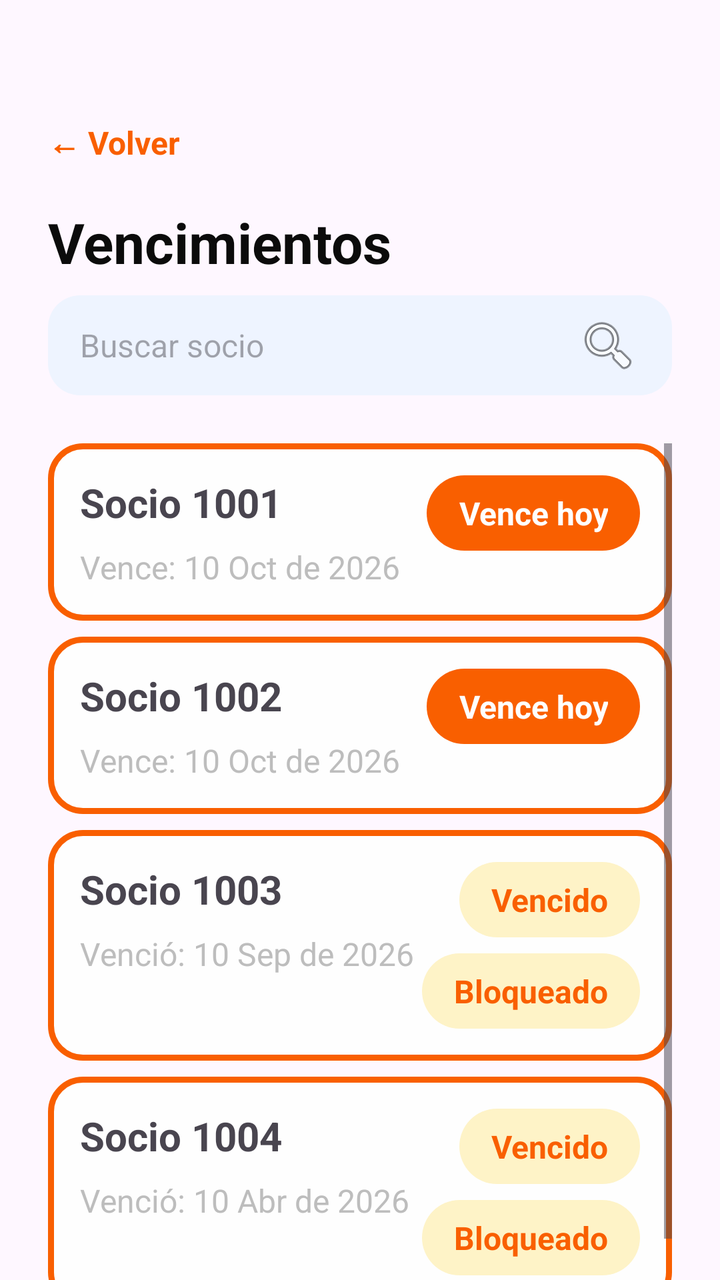
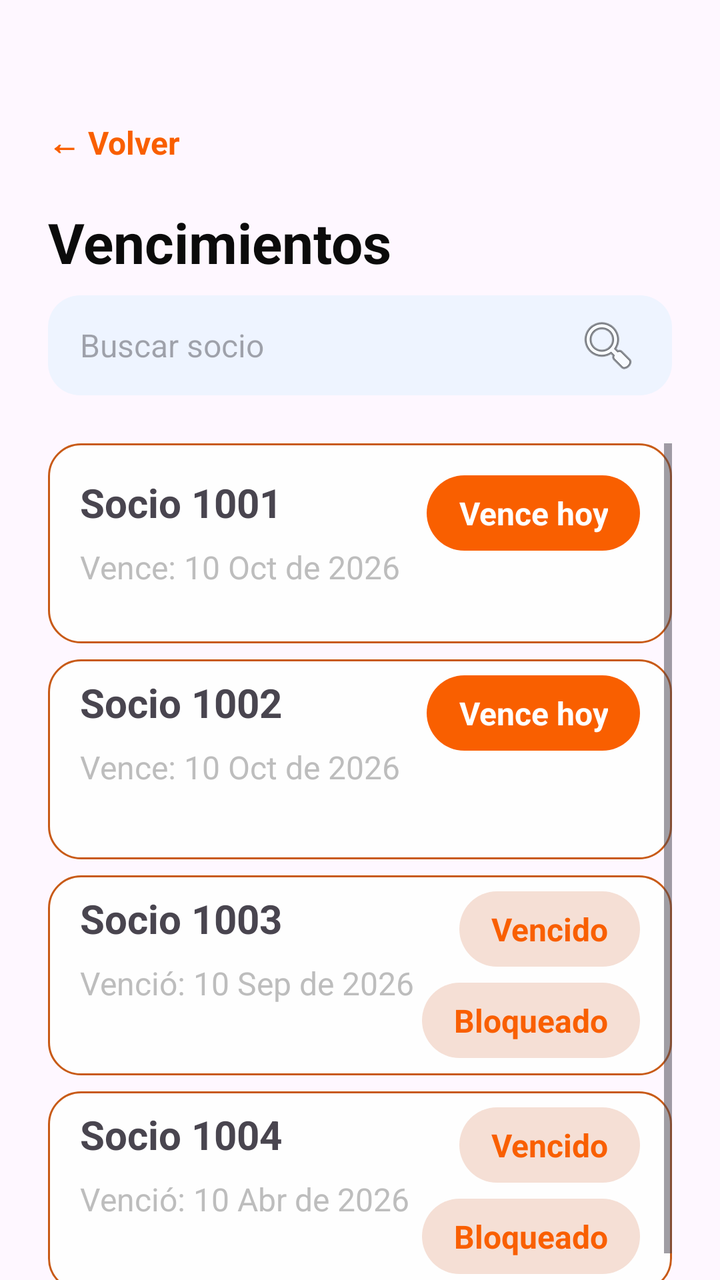

Two renders of the same Android screen: before a commit and after it. Below are the layout's source before the change and the commit's diff.
<!-- AndroidManifest.xml: application theme Theme.ClubFocus -->
<!-- res/layout/activity_vencimientos.xml -->
<?xml version="1.0" encoding="utf-8"?>
<LinearLayout
    xmlns:android="http://schemas.android.com/apk/res/android"
    android:layout_width="match_parent"
    android:layout_height="match_parent"
    android:orientation="vertical"
    android:paddingHorizontal="24dp"
    android:paddingTop="60dp">

    <TextView
        android:id="@+id/txtVolver"
        android:layout_width="wrap_content"
        android:layout_height="wrap_content"
        android:text="@string/btn_volver"
        android:textColor="@color/primary"
        android:textSize="16sp"
        android:textStyle="bold"
        android:layout_marginBottom="20dp"/>

    <TextView
        android:layout_width="wrap_content"
        android:layout_height="wrap_content"
        android:text="Vencimientos"
        android:textColor="@color/black"
        android:textSize="28sp"
        android:textStyle="bold"
        android:layout_marginBottom="8dp"/>

    <EditText
        android:id="@+id/etBuscador"
        style="@style/InputSearch"
        android:hint="Buscar socio"
        android:inputType="number"
        android:imeOptions="actionSearch"
        android:layout_marginBottom="24dp"
        />
    <ScrollView
        android:layout_width="match_parent"
        android:layout_height="0dp"
        android:layout_weight="1">

        <LinearLayout
            android:layout_width="match_parent"
            android:layout_height="wrap_content"
            android:orientation="vertical">

            <LinearLayout
                android:layout_width="match_parent"
                android:layout_height="wrap_content"
                android:orientation="horizontal"
                android:background="@drawable/bg_borde_card"
                android:padding="16dp"
                android:layout_marginBottom="8dp">

                <LinearLayout
                    android:layout_width="wrap_content"
                    android:layout_height="wrap_content"
                    android:orientation="vertical">

                    <TextView
                        android:id="@+id/txtNombreyNumSocio"
                        android:layout_width="wrap_content"
                        android:layout_height="wrap_content"
                        android:text="Socio 1001"
                        android:textStyle="bold"
                        android:textSize="20sp"
                        android:layout_marginBottom="8dp"/>

                    <TextView
                        android:layout_width="wrap_content"
                        android:layout_height="wrap_content"
                        android:text="Vence: 10 Oct de 2026"
                        android:textColor="@color/disabled"
                        android:id="@+id/txtFechaVenc"
                        android:textSize="16sp"/>


                </LinearLayout>

                <Space
                    android:layout_width="0dp"
                    android:layout_height="1dp"
                    android:layout_weight="1" />

                <TextView
                    android:layout_width="wrap_content"
                    android:layout_height="wrap_content"
                    style="@style/labelPrimary"
                    android:text="Vence hoy"
                    android:textColor="@color/white"
                    android:textSize="16sp" />

            </LinearLayout>

            <LinearLayout
                android:layout_width="match_parent"
                android:layout_height="wrap_content"
                android:orientation="horizontal"
                android:background="@drawable/bg_borde_card"
                android:padding="16dp"
                android:layout_marginBottom="8dp">
                <LinearLayout
                    android:layout_width="wrap_content"
                    android:layout_height="wrap_content"
                    android:orientation="vertical">

                    <TextView
                        android:layout_width="wrap_content"
                        android:layout_height="wrap_content"
                        android:text="Socio 1002"
                        android:textStyle="bold"
                        android:textSize="20sp"
                        android:layout_marginBottom="8dp"/>

                    <TextView
                        android:layout_width="wrap_content"
                        android:layout_height="wrap_content"
                        android:text="Vence: 10 Oct de 2026"
                        android:textColor="@color/disabled"
                        android:textSize="16sp"/>


                </LinearLayout>

                <Space
                    android:layout_width="0dp"
                    android:layout_height="1dp"
                    android:layout_weight="1" />

                <TextView
                    android:layout_width="wrap_content"
                    android:layout_height="wrap_content"
                    style="@style/labelPrimary"
                    android:text="Vence hoy"
                    android:textColor="@color/white"
                    android:textSize="16sp" />

            </LinearLayout>

            <LinearLayout
                android:layout_width="match_parent"
                android:layout_height="wrap_content"
                android:orientation="horizontal"
                android:background="@drawable/bg_borde_card"
                android:padding="16dp"
                android:layout_marginBottom="8dp">

                <LinearLayout
                    android:layout_width="wrap_content"
                    android:layout_height="wrap_content"
                    android:orientation="vertical">

                    <TextView
                        android:layout_width="wrap_content"
                        android:layout_height="wrap_content"
                        android:text="Socio 1003"
                        android:textStyle="bold"
                        android:textSize="20sp"
                        android:layout_marginBottom="8dp"/>

                    <TextView
                        android:layout_width="wrap_content"
                        android:layout_height="wrap_content"
                        android:text="Venció: 10 Sep de 2026"
                        android:textColor="@color/disabled"
                        android:textSize="16sp"/>


                </LinearLayout>

                <Space
                    android:layout_width="0dp"
                    android:layout_height="1dp"
                    android:layout_weight="1" />

                <LinearLayout
                    android:layout_width="wrap_content"
                    android:layout_height="wrap_content"
                    android:orientation="vertical"
                    android:gravity="right">
                    <TextView
                        android:layout_width="wrap_content"
                        android:layout_height="wrap_content"
                        style="@style/labelWarning"
                        android:text="Vencido"
                        android:textColor="@color/primary"
                        android:textSize="16sp"
                        android:layout_marginBottom="8dp"/>

                    <TextView
                        android:layout_width="wrap_content"
                        android:layout_height="wrap_content"
                        style="@style/labelWarning"
                        android:text="Bloqueado"
                        android:textColor="@color/primary"
                        android:textSize="16sp" />
                </LinearLayout>


            </LinearLayout>

            <LinearLayout
        android:layout_width="match_parent"
        android:layout_height="wrap_content"
        android:orientation="horizontal"
        android:background="@drawable/bg_borde_card"
        android:padding="16dp"
        android:layout_marginBottom="8dp">

        <LinearLayout
            android:layout_width="wrap_content"
            android:layout_height="wrap_content"
            android:orientation="vertical">

            <TextView
                android:layout_width="wrap_content"
                android:layout_height="wrap_content"
                android:text="Socio 1004"
                android:textStyle="bold"
                android:textSize="20sp"
                android:layout_marginBottom="8dp"/>

            <TextView
                android:layout_width="wrap_content"
                android:layout_height="wrap_content"
                android:text="Venció: 10 Abr de 2026"
                android:textColor="@color/disabled"
                android:textSize="16sp"/>


        </LinearLayout>

        <Space
            android:layout_width="0dp"
            android:layout_height="1dp"
            android:layout_weight="1" />

        <LinearLayout
            android:layout_width="wrap_content"
            android:layout_height="wrap_content"
            android:orientation="vertical"
            android:gravity="right">
            <TextView
                android:layout_width="wrap_content"
                android:layout_height="wrap_content"
                style="@style/labelWarning"
                android:text="Vencido"
                android:textColor="@color/primary"
                android:textSize="16sp"
                android:layout_marginBottom="8dp"/>

            <TextView
                android:layout_width="wrap_content"
                android:layout_height="wrap_content"
                style="@style/labelWarning"
                android:text="Bloqueado"
                android:textColor="@color/primary"
                android:textSize="16sp" />
        </LinearLayout>


    </LinearLayout>

        </LinearLayout>

    </ScrollView>





</LinearLayout>
<!-- resources referenced by this layout -->
<resources>
  <color name="black">#0B0B0B</color>
  <color name="disabled">#BDBDBD</color>
  <color name="primary">#f95f00</color>
  <color name="white">#FEFEFE</color>
  <!-- drawable bg_borde_card (drawable) -->
  <?xml version="1.0" encoding="utf-8"?>
  <shape xmlns:android="http://schemas.android.com/apk/res/android"
      android:shape="rectangle">
  
      <solid android:color="@color/white" />
  
      <stroke
          android:width="3dp"
          android:color="@color/primary" />
  
      <corners android:radius="16dp" />
  
  </shape>
  <string name="btn_volver">← Volver</string>
  <style name="InputSearch">
          <item name="android:layout_width">match_parent</item>
          <item name="android:layout_height">50dp</item>
          <item name="android:background">@drawable/bg_search</item>
          <item name="android:paddingHorizontal">16dp</item>
          <item name="android:layout_marginBottom">16dp</item>
          <item name="android:textColor">@color/black</item>
          <item name="android:textSize">16sp</item>
          <item name="android:drawableEnd">@android:drawable/ic_menu_search</item>
          <item name="android:drawablePadding">8dp</item>
      </style>
  <style name="labelPrimary">
          <item name="android:layout_width">wrap_content</item>
          <item name="android:layout_height">wrap_content</item>
          <item name="android:textColor">@color/primary</item>
          <item name="android:textStyle">bold</item>
          <item name="android:background">@drawable/label_primary</item>
          <item name="android:gravity">center</item>
      </style>
  <style name="labelWarning">
          <item name="android:layout_width">wrap_content</item>
          <item name="android:layout_height">wrap_content</item>
          <item name="android:textColor">@color/secondary</item>
          <item name="android:textStyle">bold</item>
          <item name="android:background">@drawable/label_warning</item>
          <item name="android:gravity">center</item>
      </style>
  <style name="Theme.ClubFocus" parent="Base.Theme.ClubFocus" />
  <!-- drawable bg_search (drawable) -->
  <?xml version="1.0" encoding="utf-8"?>
  <shape xmlns:android="http://schemas.android.com/apk/res/android"
      android:shape="rectangle">
  
      <solid android:color="#EEF4FF" />
  
      <corners android:radius="16dp" />
  
  </shape>
  <!-- drawable label_primary (drawable) -->
  <?xml version="1.0" encoding="utf-8"?>
  <shape xmlns:android="http://schemas.android.com/apk/res/android">
      <solid android:color="@color/primary" />
  
      <corners android:radius="32dp" />
  
      <padding
          android:left="16dp"
          android:top="8dp"
          android:right="16dp"
          android:bottom="8dp" />
  </shape>
  <color name="secondary">#C85A17</color>
  <!-- drawable label_warning (drawable) -->
  <?xml version="1.0" encoding="utf-8"?>
  <shape xmlns:android="http://schemas.android.com/apk/res/android">
      <solid android:color="@color/warning" />
  
      <corners android:radius="32dp" />
  
      <padding
          android:left="16dp"
          android:top="8dp"
          android:right="16dp"
          android:bottom="8dp" />
  </shape>
  <style name="Base.Theme.ClubFocus" parent="Theme.Material3.DayNight.NoActionBar">
          
          
      </style>
  <color name="warning">#FEF3C7</color>
</resources>

<!-- the commit's change to res/layout/activity_vencimientos.xml (unified diff, before → after) -->
@@ -46,11 +46,12 @@
 
             <LinearLayout
                 android:layout_width="match_parent"
-                android:layout_height="wrap_content"
-                android:orientation="horizontal"
+                android:layout_height="100dp"
+                android:layout_marginBottom="8dp"
                 android:background="@drawable/bg_borde_card"
-                android:padding="16dp"
-                android:layout_marginBottom="8dp">
+                android:paddingHorizontal="16dp"
+                android:paddingVertical="8dp"
+                android:padding="16dp">
 
                 <LinearLayout
                     android:layout_width="wrap_content"
@@ -61,18 +62,18 @@
                         android:id="@+id/txtNombreyNumSocio"
                         android:layout_width="wrap_content"
                         android:layout_height="wrap_content"
+                        android:layout_marginBottom="8dp"
                         android:text="Socio 1001"
-                        android:textStyle="bold"
                         android:textSize="20sp"
-                        android:layout_marginBottom="8dp"/>
-
-                    <TextView
+                        android:textStyle="bold" />
+
+                    <TextView
+                        android:id="@+id/txtFechaVenc"
                         android:layout_width="wrap_content"
                         android:layout_height="wrap_content"
                         android:text="Vence: 10 Oct de 2026"
                         android:textColor="@color/disabled"
-                        android:id="@+id/txtFechaVenc"
-                        android:textSize="16sp"/>
+                        android:textSize="16sp" />
 
 
                 </LinearLayout>
@@ -83,6 +84,52 @@
                     android:layout_weight="1" />
 
                 <TextView
+                    style="@style/labelPrimary"
+                    android:layout_width="wrap_content"
+                    android:layout_height="wrap_content"
+                    android:text="Vence hoy"
+                    android:textColor="@color/white"
+                    android:textSize="16sp" />
+
+            </LinearLayout>
+
+            <LinearLayout
+                android:layout_width="match_parent"
+                android:layout_height="100dp"
+                android:orientation="horizontal"
+                android:background="@drawable/bg_borde_card"
+                android:paddingHorizontal="16dp"
+                android:paddingVertical="8dp"
+                android:layout_marginBottom="8dp">
+                <LinearLayout
+                    android:layout_width="wrap_content"
+                    android:layout_height="wrap_content"
+                    android:orientation="vertical">
+
+                    <TextView
+                        android:layout_width="wrap_content"
+                        android:layout_height="wrap_content"
+                        android:text="Socio 1002"
+                        android:textStyle="bold"
+                        android:textSize="20sp"
+                        android:layout_marginBottom="8dp"/>
+
+                    <TextView
+                        android:layout_width="wrap_content"
+                        android:layout_height="wrap_content"
+                        android:text="Vence: 10 Oct de 2026"
+                        android:textColor="@color/disabled"
+                        android:textSize="16sp"/>
+
+
+                </LinearLayout>
+
+                <Space
+                    android:layout_width="0dp"
+                    android:layout_height="1dp"
+                    android:layout_weight="1" />
+
+                <TextView
                     android:layout_width="wrap_content"
                     android:layout_height="wrap_content"
                     style="@style/labelPrimary"
@@ -94,55 +141,11 @@
 
             <LinearLayout
                 android:layout_width="match_parent"
-                android:layout_height="wrap_content"
+                android:layout_height="100dp"
                 android:orientation="horizontal"
                 android:background="@drawable/bg_borde_card"
-                android:padding="16dp"
-                android:layout_marginBottom="8dp">
-                <LinearLayout
-                    android:layout_width="wrap_content"
-                    android:layout_height="wrap_content"
-                    android:orientation="vertical">
-
-                    <TextView
-                        android:layout_width="wrap_content"
-                        android:layout_height="wrap_content"
-                        android:text="Socio 1002"
-                        android:textStyle="bold"
-                        android:textSize="20sp"
-                        android:layout_marginBottom="8dp"/>
-
-                    <TextView
-                        android:layout_width="wrap_content"
-                        android:layout_height="wrap_content"
-                        android:text="Vence: 10 Oct de 2026"
-                        android:textColor="@color/disabled"
-                        android:textSize="16sp"/>
-
-
-                </LinearLayout>
-
-                <Space
-                    android:layout_width="0dp"
-                    android:layout_height="1dp"
-                    android:layout_weight="1" />
-
-                <TextView
-                    android:layout_width="wrap_content"
-                    android:layout_height="wrap_content"
-                    style="@style/labelPrimary"
-                    android:text="Vence hoy"
-                    android:textColor="@color/white"
-                    android:textSize="16sp" />
-
-            </LinearLayout>
-
-            <LinearLayout
-                android:layout_width="match_parent"
-                android:layout_height="wrap_content"
-                android:orientation="horizontal"
-                android:background="@drawable/bg_borde_card"
-                android:padding="16dp"
+                android:paddingHorizontal="16dp"
+                android:paddingVertical="8dp"
                 android:layout_marginBottom="8dp">
 
                 <LinearLayout
@@ -201,10 +204,11 @@
 
             <LinearLayout
         android:layout_width="match_parent"
-        android:layout_height="wrap_content"
+        android:layout_height="100dp"
         android:orientation="horizontal"
         android:background="@drawable/bg_borde_card"
-        android:padding="16dp"
+        android:paddingHorizontal="16dp"
+        android:paddingVertical="8dp"
         android:layout_marginBottom="8dp">
 
         <LinearLayout
<!-- resource entries referenced after the edit -->
@@ -12,8 +12,8 @@
       <solid android:color="@color/white" />
   
       <stroke
-          android:width="3dp"
-          android:color="@color/primary" />
+          android:width="1dp"
+          android:color="@color/secondary" />
   
       <corners android:radius="16dp" />
   
@@ -47,6 +47,7 @@
           <item name="android:gravity">center</item>
       </style>
   <style name="Theme.ClubFocus" parent="Base.Theme.ClubFocus" />
+  <color name="secondary">#C85A17</color>
   <!-- drawable bg_search (drawable) -->
   <?xml version="1.0" encoding="utf-8"?>
   <shape xmlns:android="http://schemas.android.com/apk/res/android"
@@ -70,7 +71,6 @@
           android:right="16dp"
           android:bottom="8dp" />
   </shape>
-  <color name="secondary">#C85A17</color>
   <!-- drawable label_warning (drawable) -->
   <?xml version="1.0" encoding="utf-8"?>
   <shape xmlns:android="http://schemas.android.com/apk/res/android">
@@ -88,6 +88,6 @@
           
           
       </style>
-  <color name="warning">#FEF3C7</color>
+  <color name="warning">#F5DFD5</color>
 </resources>
 
